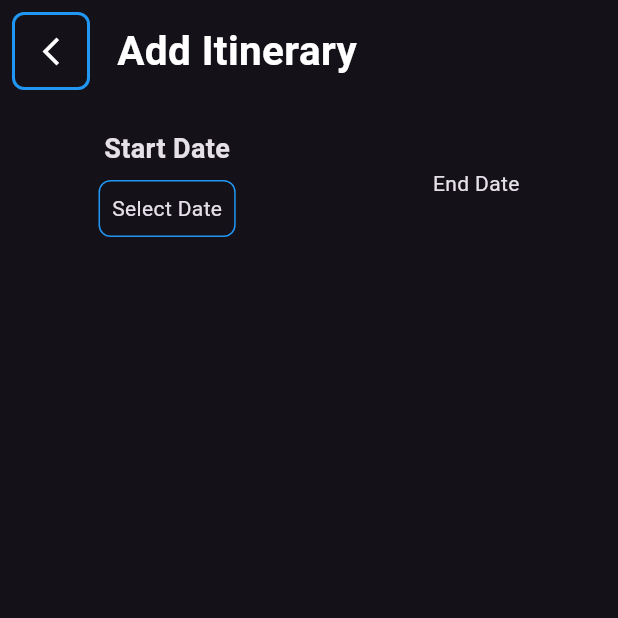
After one commit to dnlsdn/tripApp, a Flutter app: the AddItinerary screen opened directly, on a phone screen of 412 x 824 dp, the top half of it. The commit adds this screen. Run offline on Flutter 3.47's test engine with Material 3 defaults, Android fonts, the phone set to English and light mode, and no system bars; our stand-ins replace cloud_firestore, firebase_auth, firebase_core, firebase_storage, geocoding, geolocator and 3 more; missing offline and left inert: cupertino_modal_sheet, custom_info_window; accounts and stored records are empty; network calls fail.

Commit message:
Created AddItinerary View

```diff
--- /dev/null
+++ b/devtools_options.yaml
@@ -0,0 +1,3 @@
+description: This file stores settings for Dart & Flutter DevTools.
+documentation: https://docs.flutter.dev/tools/devtools/extensions#configure-extension-enablement-states
+extensions:
--- /dev/null
+++ b/lib/Views/AddItinerary.dart
@@ -0,0 +1,139 @@
+import 'package:flutter/material.dart';
+import 'package:intl/intl.dart';
+
+class AddItinerary extends StatefulWidget {
+  const AddItinerary({super.key});
+
+  @override
+  State<AddItinerary> createState() => _AddItineraryState();
+}
+
+class _AddItineraryState extends State<AddItinerary> {
+  DateTime? startDate;
+  DateTime? endDate;
+
+  Future<void> selectStartDate(BuildContext context) async {
+    final DateTime? picked = await showDatePicker(
+      context: context,
+      initialDate: startDate ??
+          DateTime.now(), // Usa la data corrente se startDate è null
+      firstDate: DateTime(2000),
+      lastDate: DateTime(2101),
+      builder: (BuildContext context, Widget? child) {
+        return Theme(
+          data: ThemeData.dark().copyWith(
+            colorScheme: ColorScheme.dark(
+              primary: Colors.white, // Colore dell'intestazione
+              onPrimary: Colors.black, // Colore del testo dell'intestazione
+              onSurface: Colors.white, // Colore del testo dei giorni
+            ),
+            //dialogBackgroundColor: Colors.green, // Colore dello sfondo
+          ),
+          child: child!,
+        );
+      },
+    );
+
+    if (picked != null && picked != startDate) {
+      setState(() {
+        startDate = picked;
+      });
+    }
+  }
+
+  Future<void> selectEndDate(BuildContext context) async {
+    final DateTime? picked = await showDatePicker(
+      barrierColor: Colors.white,
+      context: context,
+      initialDate: null,
+      firstDate: DateTime(2000),
+      lastDate: DateTime(2101),
+    );
+    if (picked != null && picked != endDate) {
+      setState(() {
+        endDate = picked;
+      });
+    }
+  }
+
+  @override
+  Widget build(BuildContext context) {
+    return Scaffold(
+      body: SafeArea(
+        child: Column(
+          children: [
+            Padding(
+              padding: const EdgeInsets.all(8),
+              child: Row(
+                children: [
+                  Container(
+                    decoration: BoxDecoration(
+                      border: Border.all(color: Colors.blue, width: 2),
+                      borderRadius: BorderRadius.circular(8),
+                    ),
+                    child: IconButton(
+                      highlightColor: Colors.transparent,
+                      onPressed: () => Navigator.pop(context),
+                      icon: const Icon(Icons.arrow_back_ios_new,
+                          color: Colors.white, size: 22),
+                    ),
+                  ),
+                  const SizedBox(width: 18),
+                  const Text(
+                    'Add Itinerary',
+                    style: TextStyle(
+                        fontWeight: FontWeight.bold,
+                        fontSize: 27,
+                        color: Colors.white),
+                  ),
+                ],
+              ),
+            ),
+            SizedBox(
+              height: 18,
+            ),
+            Row(
+              mainAxisAlignment: MainAxisAlignment.spaceAround,
+              children: [
+                Column(
+                  children: [
+                    Text(
+                      'Start Date',
+                      style: TextStyle(
+                        fontWeight: FontWeight.bold,
+                        fontSize: 18,
+                      ),
+                    ),
+                    SizedBox(
+                      height: 8,
+                    ),
+                    InkWell(
+                      onTap: () {
+                        selectStartDate(context);
+                      },
+                      child: Container(
+                        padding: const EdgeInsets.all(8),
+                        decoration: BoxDecoration(
+                          border: Border.all(color: Colors.blue),
+                          borderRadius: BorderRadius.circular(8),
+                        ),
+                        child: startDate == null
+                            ? Text('Select Date')
+                            : Text(DateFormat('dd/MM/yyyy').format(startDate!)),
+                      ),
+                    ),
+                  ],
+                ),
+                Column(
+                  children: [
+                    Text('End Date'),
+                  ],
+                ),
+              ],
+            ),
+          ],
+        ),
+      ),
+    );
+  }
+}
--- a/pubspec.yaml
+++ b/pubspec.yaml
@@ -46,6 +46,7 @@ dependencies:
   google_maps_flutter: ^2.9.0
   http: ^1.2.2
   image_picker: ^1.1.2
+  intl: ^0.19.0
   lottie: ^3.1.3
   permission_handler: ^11.3.1
   provider: ^6.1.2
```
Also changed, not shown: lib/Views/HomePage.dart (+9 -1 lines), pubspec.lock.
